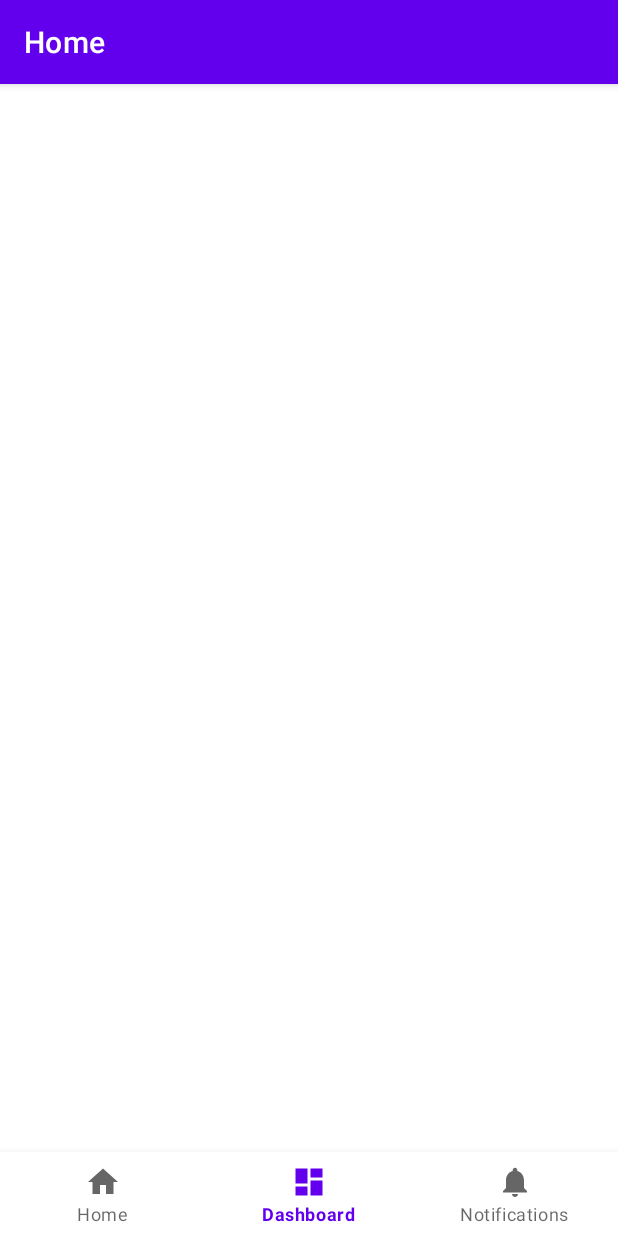
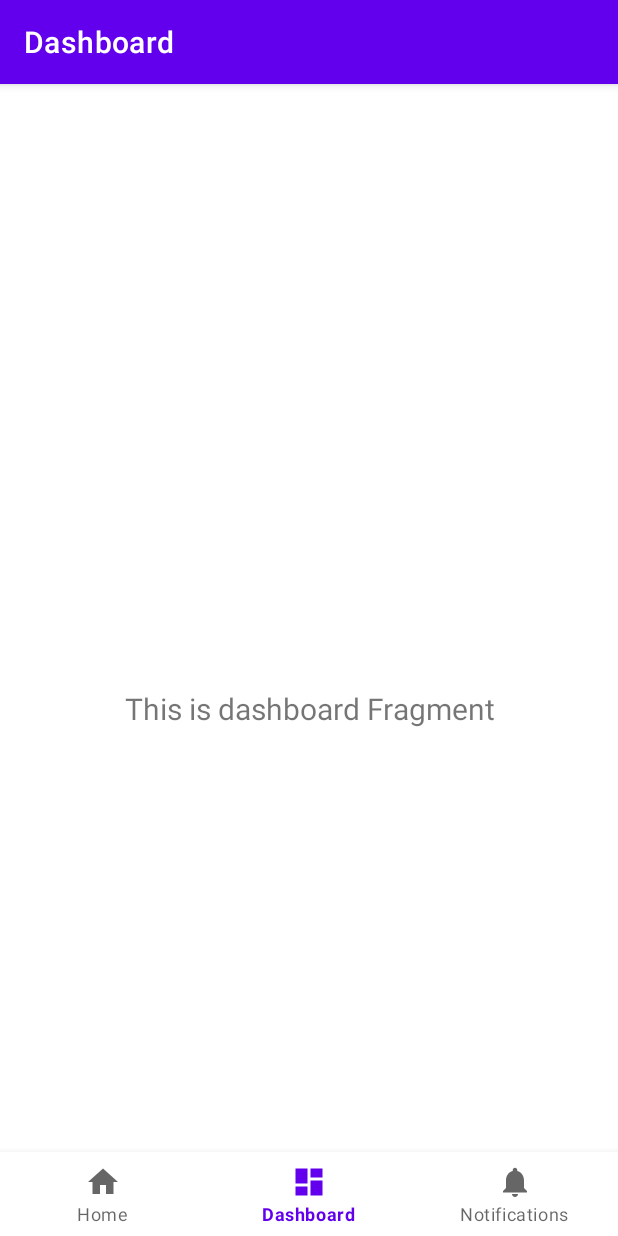
Before and after one commit to ZETA-Z02/neurolinkapp, an Android app: the MainActivity screen opened directly, with no data from a screen before it, item 2 of the bottom bar chosen, on a phone screen of 412 x 824 dp. Run offline under Robolectric (Android 15) with nearby library versions, the phone set to English and light mode, and no system bars; our stand-ins replace navigation-ui.

Commit message:
FIX(mainactivity):Corregi el error de ingresar a home

```diff
--- a/app/src/main/java/com/zeta/neurolink/MainActivity.kt
+++ b/app/src/main/java/com/zeta/neurolink/MainActivity.kt
@@ -1,11 +1,11 @@
 package com.zeta.neurolink
 
 import android.os.Bundle
+import android.widget.Toast
 import com.google.android.material.bottomnavigation.BottomNavigationView
 import androidx.appcompat.app.AppCompatActivity
 import androidx.appcompat.app.AppCompatDelegate
 import androidx.navigation.findNavController
-import androidx.navigation.fragment.NavHostFragment
 import androidx.navigation.ui.AppBarConfiguration
 import androidx.navigation.ui.setupActionBarWithNavController
 import androidx.navigation.ui.setupWithNavController
@@ -19,28 +19,27 @@ class MainActivity : AppCompatActivity() {
         super.onCreate(savedInstanceState)
 
         binding = ActivityMainBinding.inflate(layoutInflater)
-        setContentView(binding.root)
+        setContentView(binding.root) // ✅ solo esta línea es necesaria
 
         val navView: BottomNavigationView = binding.navView
+        val navController = findNavController(R.id.nav_host_fragment_activity_main)
 
-        val navHostFragment = supportFragmentManager
-            .findFragmentById(R.id.nav_host_fragment_activity_main) as NavHostFragment
-        val navController = navHostFragment.navController
-
-        // Passing each menu ID as a set of Ids because each
-        // menu should be considered as top level destinations.
         val appBarConfiguration = AppBarConfiguration(
             setOf(
-                R.id.navigation_home, R.id.navigation_dashboard, R.id.navigation_notifications
+                R.id.navigation_home,
+                R.id.navigation_dashboard,
+                R.id.navigation_notifications
             )
         )
+
         setupActionBarWithNavController(navController, appBarConfiguration)
         navView.setupWithNavController(navController)
+
         // Forzar modo claro
         AppCompatDelegate.setDefaultNightMode(AppCompatDelegate.MODE_NIGHT_NO)
-        setContentView(R.layout.activity_main)
-        //id usuario
-        val idusuario = intent.getIntExtra("idusuario",-1)
 
+        // id usuario
+        val idusuario = intent.getIntExtra("idusuario", -1)
+        Toast.makeText(this, "$idusuario", Toast.LENGTH_LONG).show()
     }
 }
--- a/app/src/main/res/layout/activity_main.xml
+++ b/app/src/main/res/layout/activity_main.xml
@@ -18,7 +18,7 @@
         app:layout_constraintRight_toRightOf="parent"
         app:menu="@menu/bottom_nav_menu" />
 
-    <androidx.fragment.app.FragmentContainerView
+    <fragment
         android:id="@+id/nav_host_fragment_activity_main"
         android:name="androidx.navigation.fragment.NavHostFragment"
         android:layout_width="match_parent"
```
Also changed, not shown: 1 other file.
